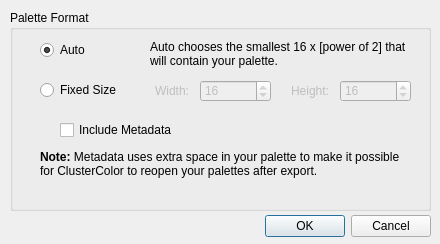
Old version of the form preferences.ui in the repository UrsaMaximus/ClusterColor.
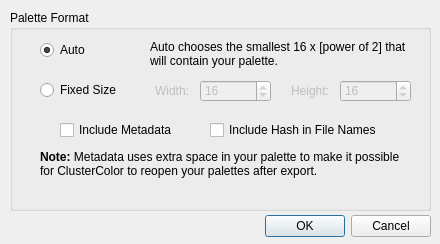
New version of the form.

```diff
--- a/preferences.ui
+++ b/preferences.ui
@@ -224,6 +224,19 @@
      <set>Qt::AlignRight|Qt::AlignTrailing|Qt::AlignVCenter</set>
     </property>
    </widget>
+   <widget class="QCheckBox" name="includeHash">
+    <property name="geometry">
+     <rect>
+      <x>200</x>
+      <y>110</y>
+      <width>191</width>
+      <height>20</height>
+     </rect>
+    </property>
+    <property name="text">
+     <string>Include Hash in File Names</string>
+    </property>
+   </widget>
   </widget>
  </widget>
  <resources/>
```
